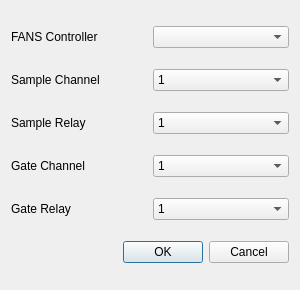
Before: the Qt Designer form PyFANS/UI_HardwareSettings_v3.ui in zigorrom/PyFANS, drawn with Qt 5.
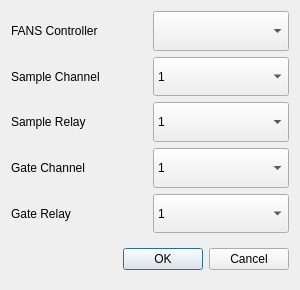
After: the same form once the commit is applied.

Commit message: hardware_settings

```diff
--- a/PyFANS/UI_HardwareSettings_v3.ui
+++ b/PyFANS/UI_HardwareSettings_v3.ui
@@ -16,6 +16,12 @@
   <layout class="QGridLayout" name="gridLayout">
    <item row="5" column="0" colspan="2">
     <widget class="QDialogButtonBox" name="buttonBox">
+     <property name="sizePolicy">
+      <sizepolicy hsizetype="Preferred" vsizetype="Preferred">
+       <horstretch>0</horstretch>
+       <verstretch>0</verstretch>
+      </sizepolicy>
+     </property>
      <property name="orientation">
       <enum>Qt::Horizontal</enum>
      </property>
@@ -26,6 +32,12 @@
    </item>
    <item row="4" column="0">
     <widget class="QLabel" name="label_8">
+     <property name="sizePolicy">
+      <sizepolicy hsizetype="Preferred" vsizetype="Preferred">
+       <horstretch>0</horstretch>
+       <verstretch>0</verstretch>
+      </sizepolicy>
+     </property>
      <property name="text">
       <string>Gate Relay</string>
      </property>
@@ -33,6 +45,12 @@
    </item>
    <item row="1" column="0">
     <widget class="QLabel" name="label_5">
+     <property name="sizePolicy">
+      <sizepolicy hsizetype="Preferred" vsizetype="Preferred">
+       <horstretch>0</horstretch>
+       <verstretch>0</verstretch>
+      </sizepolicy>
+     </property>
      <property name="text">
       <string>Sample Channel</string>
      </property>
@@ -40,6 +58,12 @@
    </item>
    <item row="2" column="0">
     <widget class="QLabel" name="label_7">
+     <property name="sizePolicy">
+      <sizepolicy hsizetype="Preferred" vsizetype="Preferred">
+       <horstretch>0</horstretch>
+       <verstretch>0</verstretch>
+      </sizepolicy>
+     </property>
      <property name="text">
       <string>Sample Relay</string>
      </property>
@@ -47,6 +71,12 @@
    </item>
    <item row="3" column="1">
     <widget class="QComboBox" name="ui_gate_channel">
+     <property name="sizePolicy">
+      <sizepolicy hsizetype="Preferred" vsizetype="Preferred">
+       <horstretch>0</horstretch>
+       <verstretch>0</verstretch>
+      </sizepolicy>
+     </property>
      <item>
       <property name="text">
        <string>1</string>
@@ -111,6 +141,12 @@
    </item>
    <item row="3" column="0">
     <widget class="QLabel" name="label_6">
+     <property name="sizePolicy">
+      <sizepolicy hsizetype="Preferred" vsizetype="Preferred">
+       <horstretch>0</horstretch>
+       <verstretch>0</verstretch>
+      </sizepolicy>
+     </property>
      <property name="text">
       <string>Gate Channel</string>
      </property>
@@ -118,6 +154,12 @@
    </item>
    <item row="4" column="1">
     <widget class="QComboBox" name="ui_gate_relay">
+     <property name="sizePolicy">
+      <sizepolicy hsizetype="Preferred" vsizetype="Preferred">
+       <horstretch>0</horstretch>
+       <verstretch>0</verstretch>
+      </sizepolicy>
+     </property>
      <item>
       <property name="text">
        <string>1</string>
@@ -182,6 +224,12 @@
    </item>
    <item row="2" column="1">
     <widget class="QComboBox" name="ui_sample_relay">
+     <property name="sizePolicy">
+      <sizepolicy hsizetype="Preferred" vsizetype="Preferred">
+       <horstretch>0</horstretch>
+       <verstretch>0</verstretch>
+      </sizepolicy>
+     </property>
      <item>
       <property name="text">
        <string>1</string>
@@ -246,6 +294,12 @@
    </item>
    <item row="0" column="0">
     <widget class="QLabel" name="label_4">
+     <property name="sizePolicy">
+      <sizepolicy hsizetype="Preferred" vsizetype="Preferred">
+       <horstretch>0</horstretch>
+       <verstretch>0</verstretch>
+      </sizepolicy>
+     </property>
      <property name="text">
       <string>FANS Controller</string>
      </property>
@@ -253,6 +307,12 @@
    </item>
    <item row="1" column="1">
     <widget class="QComboBox" name="ui_sample_channel">
+     <property name="sizePolicy">
+      <sizepolicy hsizetype="Preferred" vsizetype="Preferred">
+       <horstretch>0</horstretch>
+       <verstretch>0</verstretch>
+      </sizepolicy>
+     </property>
      <item>
       <property name="text">
        <string>1</string>
@@ -316,7 +376,14 @@
     </widget>
    </item>
    <item row="0" column="1">
-    <widget class="QComboBox" name="ui_fans_controller"/>
+    <widget class="QComboBox" name="ui_fans_controller">
+     <property name="sizePolicy">
+      <sizepolicy hsizetype="Preferred" vsizetype="Preferred">
+       <horstretch>0</horstretch>
+       <verstretch>0</verstretch>
+      </sizepolicy>
+     </property>
+    </widget>
    </item>
   </layout>
  </widget>
```
The commit also changes 10 other files.
